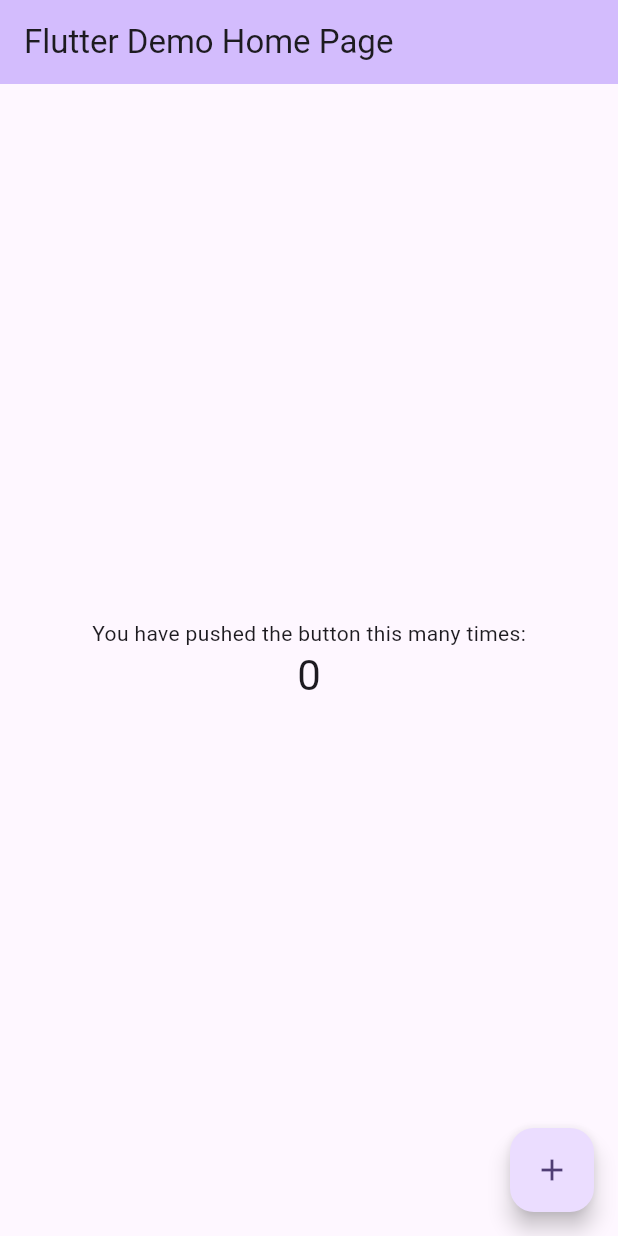
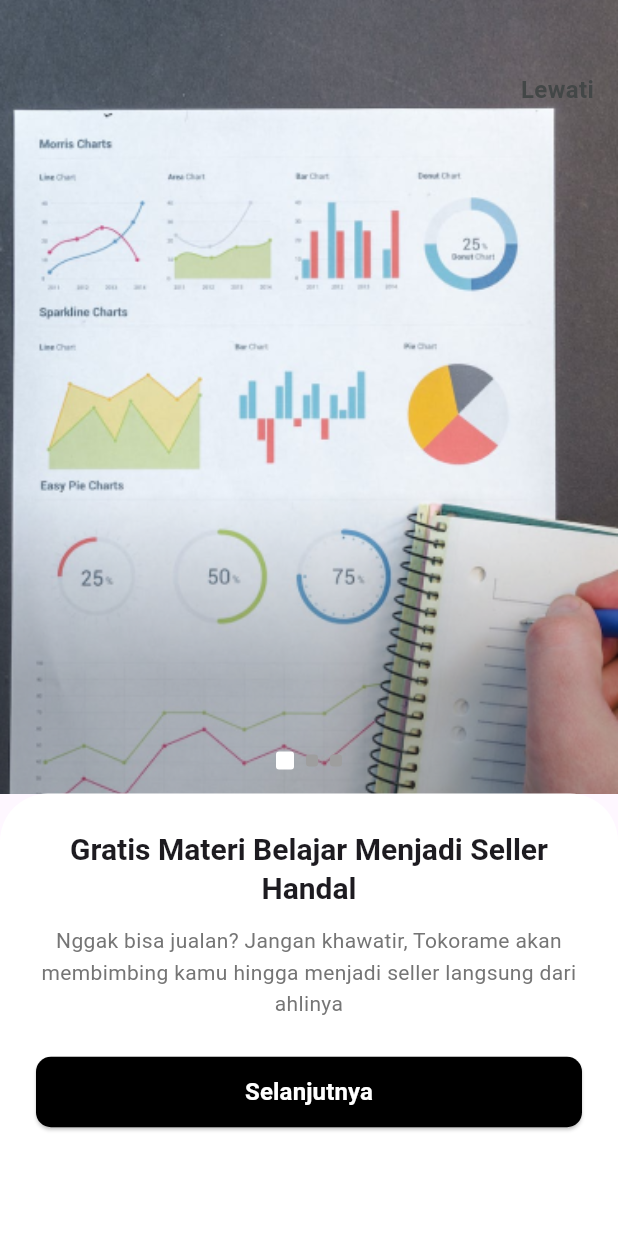
Before and after one commit to AvanFabian/TokoRame, a Flutter app: the screen it shows after launch, on a phone screen of 412 x 824 dp. Run offline on Flutter 3.47's test engine with Material 3 defaults, Android fonts, the phone set to English and light mode, and no system bars.

Commit message:
feat: beta section1 page

```diff
--- a/lib/main.dart
+++ b/lib/main.dart
@@ -1,4 +1,5 @@
 import 'package:flutter/material.dart';
+import 'ui/pages/onboarding_screen.dart'; // Import file OnboardingScreen
 
 void main() {
   runApp(const MyApp());
@@ -7,119 +8,16 @@ void main() {
 class MyApp extends StatelessWidget {
   const MyApp({super.key});
 
-  // This widget is the root of your application.
   @override
   Widget build(BuildContext context) {
     return MaterialApp(
-      title: 'Flutter Demo',
+      title: 'tokorame',
       theme: ThemeData(
-        // This is the theme of your application.
-        //
-        // TRY THIS: Try running your application with "flutter run". You'll see
-        // the application has a purple toolbar. Then, without quitting the app,
-        // try changing the seedColor in the colorScheme below to Colors.green
-        // and then invoke "hot reload" (save your changes or press the "hot
-        // reload" button in a Flutter-supported IDE, or press "r" if you used
-        // the command line to start the app).
-        //
-        // Notice that the counter didn't reset back to zero; the application
-        // state is not lost during the reload. To reset the state, use hot
-        // restart instead.
-        //
-        // This works for code too, not just values: Most code changes can be
-        // tested with just a hot reload.
         colorScheme: ColorScheme.fromSeed(seedColor: Colors.deepPurple),
         useMaterial3: true,
       ),
-      home: const MyHomePage(title: 'Flutter Demo Home Page'),
+      home: const OnboardingScreen(), // Ganti halaman utama ke OnboardingScreen
+      debugShowCheckedModeBanner: false,
     );
   }
 }
-
-class MyHomePage extends StatefulWidget {
-  const MyHomePage({super.key, required this.title});
-
-  // This widget is the home page of your application. It is stateful, meaning
-  // that it has a State object (defined below) that contains fields that affect
-  // how it looks.
-
-  // This class is the configuration for the state. It holds the values (in this
-  // case the title) provided by the parent (in this case the App widget) and
-  // used by the build method of the State. Fields in a Widget subclass are
-  // always marked "final".
-
-  final String title;
-
-  @override
-  State<MyHomePage> createState() => _MyHomePageState();
-}
-
-class _MyHomePageState extends State<MyHomePage> {
-  int _counter = 0;
-
-  void _incrementCounter() {
-    setState(() {
-      // This call to setState tells the Flutter framework that something has
-      // changed in this State, which causes it to rerun the build method below
-      // so that the display can reflect the updated values. If we changed
-      // _counter without calling setState(), then the build method would not be
-      // called again, and so nothing would appear to happen.
-      _counter++;
-    });
-  }
-
-  @override
-  Widget build(BuildContext context) {
-    // This method is rerun every time setState is called, for instance as done
-    // by the _incrementCounter method above.
-    //
-    // The Flutter framework has been optimized to make rerunning build methods
-    // fast, so that you can just rebuild anything that needs updating rather
-    // than having to individually change instances of widgets.
-    return Scaffold(
-      appBar: AppBar(
-        // TRY THIS: Try changing the color here to a specific color (to
-        // Colors.amber, perhaps?) and trigger a hot reload to see the AppBar
-        // change color while the other colors stay the same.
-        backgroundColor: Theme.of(context).colorScheme.inversePrimary,
-        // Here we take the value from the MyHomePage object that was created by
-        // the App.build method, and use it to set our appbar title.
-        title: Text(widget.title),
-      ),
-      body: Center(
-        // Center is a layout widget. It takes a single child and positions it
-        // in the middle of the parent.
-        child: Column(
-          // Column is also a layout widget. It takes a list of children and
-          // arranges them vertically. By default, it sizes itself to fit its
-          // children horizontally, and tries to be as tall as its parent.
-          //
-          // Column has various properties to control how it sizes itself and
-          // how it positions its children. Here we use mainAxisAlignment to
-          // center the children vertically; the main axis here is the vertical
-          // axis because Columns are vertical (the cross axis would be
-          // horizontal).
-          //
-          // TRY THIS: Invoke "debug painting" (choose the "Toggle Debug Paint"
-          // action in the IDE, or press "p" in the console), to see the
-          // wireframe for each widget.
-          mainAxisAlignment: MainAxisAlignment.center,
-          children: <Widget>[
-            const Text(
-              'You have pushed the button this many times:',
-            ),
-            Text(
-              '$_counter',
-              style: Theme.of(context).textTheme.headlineMedium,
-            ),
-          ],
-        ),
-      ),
-      floatingActionButton: FloatingActionButton(
-        onPressed: _incrementCounter,
-        tooltip: 'Increment',
-        child: const Icon(Icons.add),
-      ), // This trailing comma makes auto-formatting nicer for build methods.
-    );
-  }
-}
--- a/lib/ui/atoms/button_widget.dart
+++ b/lib/ui/atoms/button_widget.dart
@@ -0,0 +1,34 @@
+import 'package:flutter/material.dart';
+
+class ButtonWidget extends StatelessWidget {
+  final String label;
+  final VoidCallback onPressed;
+
+  const ButtonWidget({required this.label, required this.onPressed, Key? key})
+      : super(key: key);
+
+  @override
+  Widget build(BuildContext context) {
+    return SizedBox(
+      width: double.infinity, // Membuat tombol full width
+      child: ElevatedButton(
+        style: ElevatedButton.styleFrom(
+          backgroundColor: Colors.black, // Latar belakang hitam
+          foregroundColor: Colors.white, // Teks putih
+          shape: RoundedRectangleBorder(
+            borderRadius: BorderRadius.circular(10), // Sudut tombol membulat
+          ),
+          padding: const EdgeInsets.symmetric(vertical: 12), // Padding vertikal
+        ),
+        onPressed: onPressed,
+        child: Text(
+          label,
+          style: const TextStyle(
+            fontSize: 16, // Ukuran font teks
+            fontWeight: FontWeight.bold, // Teks tebal
+          ),
+        ),
+      ),
+    );
+  }
+}
--- a/lib/ui/atoms/text_widget.dart
+++ b/lib/ui/atoms/text_widget.dart
@@ -0,0 +1,17 @@
+import 'package:flutter/material.dart';
+
+class TextWidget extends StatelessWidget {
+  final String text;
+  final TextStyle? style;
+
+  const TextWidget({required this.text, this.style, super.key});
+
+  @override
+  Widget build(BuildContext context) {
+    return Text(
+      text,
+      style: style ?? Theme.of(context).textTheme.bodyLarge,
+      textAlign: TextAlign.center,
+    );
+  }
+}
--- a/lib/ui/molecules/slider_item.dart
+++ b/lib/ui/molecules/slider_item.dart
@@ -0,0 +1,15 @@
+import 'package:flutter/material.dart';
+
+class SliderItem extends StatelessWidget {
+  final String imagePath;
+
+  const SliderItem({required this.imagePath, super.key});
+
+  @override
+  Widget build(BuildContext context) {
+    return Image.asset(
+      imagePath,
+      fit: BoxFit.cover,
+    );
+  }
+}
--- a/lib/ui/organisms/slider_with_text.dart
+++ b/lib/ui/organisms/slider_with_text.dart
@@ -0,0 +1,141 @@
+import 'package:flutter/material.dart';
+import '../atoms/text_widget.dart';
+import '../atoms/button_widget.dart';
+
+class SliderWithText extends StatefulWidget {
+  final List<String> images;
+  final List<String> titles; // Tambahkan daftar judul
+  final List<String> descriptions; // Tambahkan daftar deskripsi
+  final VoidCallback onButtonPressed;
+
+  const SliderWithText({
+    required this.images,
+    required this.titles,
+    required this.descriptions,
+    required this.onButtonPressed,
+    super.key,
+  });
+
+  @override
+  _SliderWithTextState createState() => _SliderWithTextState();
+}
+
+class _SliderWithTextState extends State<SliderWithText> {
+  int _currentIndex = 0; // Untuk melacak slider aktif
+
+  @override
+  Widget build(BuildContext context) {
+    return Stack(
+      children: [
+        Column(
+          children: [
+            Expanded(
+              child: Stack(
+                children: [
+                  PageView.builder(
+                    itemCount: widget.images.length,
+                    onPageChanged: (index) {
+                      setState(() {
+                        _currentIndex = index;
+                      });
+                    },
+                    itemBuilder: (context, index) {
+                      return Image.asset(
+                        widget.images[index],
+                        fit: BoxFit.cover,
+                      );
+                    },
+                  ),
+                  Positioned(
+                    top: 48, // Posisi teks 'Lewati' di kanan atas
+                    right: 16,
+                    child: GestureDetector(
+                      onTap: () {
+                        // Handle aksi 'Lewati'
+                        print('Lewati ditekan');
+                      },
+                      child: const Text(
+                        'Lewati',
+                        style: TextStyle(
+                          fontSize: 16,
+                          // hex
+                          color: Color(0xFF434747),
+                          fontWeight: FontWeight.bold,
+                        ),
+                      ),
+                    ),
+                  ),
+                  Positioned(
+                    bottom: 16, // Posisi indikator di bawah gambar
+                    left: 0,
+                    right: 0,
+                    child: Row(
+                      mainAxisAlignment: MainAxisAlignment.center,
+                      children: List.generate(
+                        widget.images.length,
+                        (index) => Container(
+                          margin: const EdgeInsets.symmetric(horizontal: 4),
+                          width: _currentIndex == index ? 12 : 8,
+                          height: _currentIndex == index ? 12 : 8,
+                          decoration: BoxDecoration(
+                            shape: BoxShape.rectangle,
+                            borderRadius: BorderRadius.circular(2),
+                            color: _currentIndex == index
+                                ? Colors.white
+                                : Colors.grey,
+                          ),
+                        ),
+                      ),
+                    ),
+                  ),
+                ],
+              ),
+            ),
+            Container(
+              decoration: const BoxDecoration(
+                color: Colors.white,
+                borderRadius: BorderRadius.only(
+                  topLeft: Radius.circular(32),
+                  topRight: Radius.circular(32),
+                ),
+              ),
+              padding: const EdgeInsets.only(
+                top: 24,
+                left: 24,
+                right: 24,
+                bottom: 72,
+              ),
+              child: Column(
+                mainAxisSize: MainAxisSize.min,
+                children: [
+                  TextWidget(
+                    text: widget.titles[_currentIndex],
+                    style: Theme.of(context).textTheme.titleLarge?.copyWith(
+                          fontSize: 20,
+                          fontWeight: FontWeight.bold,
+                          height: 1.3,
+                        ),
+                  ),
+                  const SizedBox(height: 12),
+                  TextWidget(
+                    text: widget.descriptions[_currentIndex],
+                    style: Theme.of(context).textTheme.bodyMedium?.copyWith(
+                          fontSize: 14,
+                          color: Colors.grey[600],
+                          height: 1.5,
+                        ),
+                  ),
+                  const SizedBox(height: 24),
+                  ButtonWidget(
+                    label: 'Selanjutnya',
+                    onPressed: widget.onButtonPressed,
+                  ),
+                ],
+              ),
+            ),
+          ],
+        ),
+      ],
+    );
+  }
+}
--- a/lib/ui/pages/onboarding_screen.dart
+++ b/lib/ui/pages/onboarding_screen.dart
@@ -0,0 +1,11 @@
+import 'package:flutter/material.dart';
+import '../templates/onboarding_page.dart';
+
+class OnboardingScreen extends StatelessWidget {
+  const OnboardingScreen({super.key});
+
+  @override
+  Widget build(BuildContext context) {
+    return const OnboardingPage();
+  }
+}
--- /dev/null
+++ b/lib/ui/templates/onboarding_page.dart
@@ -0,0 +1,32 @@
+import 'package:flutter/material.dart';
+import '../organisms/slider_with_text.dart';
+
+class OnboardingPage extends StatelessWidget {
+  const OnboardingPage({super.key});
+
+  @override
+  Widget build(BuildContext context) {
+    return Scaffold(
+      body: SliderWithText(
+        images: const [
+          'assets/images/PexelsPhotobyLukas.png',
+          'assets/images/PexelsPhotobyKarolinaGrabowska.png',
+          'assets/images/PexelsPhotobyKampusProduction.png',
+        ],
+        titles: const [
+          'Gratis Materi Belajar Menjadi Seller Handal',
+          'Ribuan Produk dengan Kualitas Terbaik',
+          'Toko Online Unik Untuk Kamu Jualan',
+        ],
+        descriptions: const [
+          'Nggak bisa jualan? Jangan khawatir, Tokorame akan membimbing kamu hingga menjadi seller langsung dari ahlinya',
+          'Tokorame menyediakan ribuan produk dengan kualitas derbaik dari seller terpercaya',
+          'Subdomain unik dan toko online profesional siap pakai',
+        ],
+        onButtonPressed: () {
+          print('Tombol Selanjutnya ditekan');
+        },
+      ),
+    );
+  }
+}
```
Also changed, not shown: pubspec.yaml (+4 -3 lines), assets/images/PexelsPhotobyKampusProduction.png (renamed from lib/assets/images/PexelsPhotobyKampusProduction.png), assets/images/PexelsPhotobyKarolinaGrabowska.png (renamed from lib/assets/images/PexelsPhotobyKarolinaGrabowska.png), assets/images/PexelsPhotobyLukas.png (renamed from lib/assets/images/PexelsPhotobyLukas.png), pubspec.lock, 1 other file.
